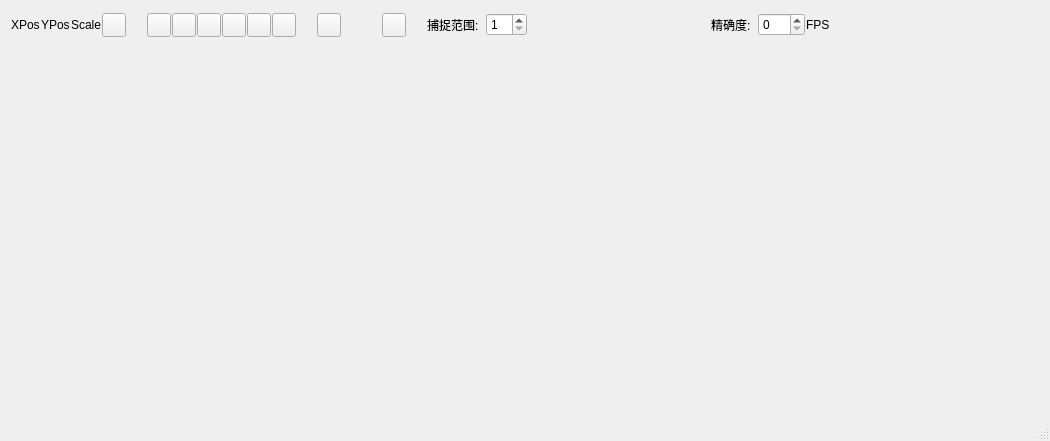
First picture: the form in Kad_QT/Kad_QT/QTUI_StatusBar.ui, repository CBE7F1F65/b63ea6f6f9110311ba98a677c0e70afd, before the edit.
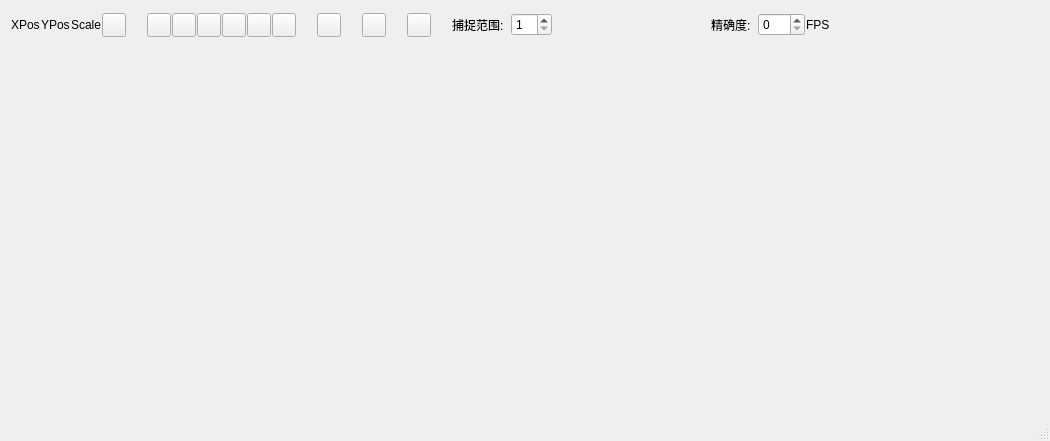
Second picture: the form after the edit.

```diff
--- a/Kad_QT/Kad_QT/QTUI_StatusBar.ui
+++ b/Kad_QT/Kad_QT/QTUI_StatusBar.ui
@@ -190,7 +190,7 @@
       </property>
      </widget>
     </item>
-    <item row="0" column="21">
+    <item row="0" column="22">
      <spacer name="horizontalSpacer_2">
       <property name="orientation">
        <enum>Qt::Horizontal</enum>
@@ -203,21 +203,21 @@
       </property>
      </spacer>
     </item>
-    <item row="0" column="22">
+    <item row="0" column="23">
      <widget class="QLabel" name="labelStatic_Precision">
       <property name="text">
        <string>精确度:  </string>
       </property>
      </widget>
     </item>
-    <item row="0" column="24">
+    <item row="0" column="25">
      <widget class="QLabel" name="labelFPS">
       <property name="text">
        <string>FPS</string>
       </property>
      </widget>
     </item>
-    <item row="0" column="23">
+    <item row="0" column="24">
      <widget class="QSpinBox" name="spinPrecision">
       <property name="maximum">
        <number>100</number>
@@ -399,7 +399,7 @@
       </property>
      </spacer>
     </item>
-    <item row="0" column="15">
+    <item row="0" column="16">
      <spacer name="horizontalSpacer_6">
       <property name="orientation">
        <enum>Qt::Horizontal</enum>
@@ -415,7 +415,7 @@
       </property>
      </spacer>
     </item>
-    <item row="0" column="17">
+    <item row="0" column="18">
      <spacer name="horizontalSpacer_7">
       <property name="orientation">
        <enum>Qt::Horizontal</enum>
@@ -431,7 +431,7 @@
       </property>
      </spacer>
     </item>
-    <item row="0" column="19">
+    <item row="0" column="20">
      <widget class="QSpinBox" name="spinSnapRange">
       <property name="minimum">
        <number>1</number>
@@ -444,14 +444,14 @@
       </property>
      </widget>
     </item>
-    <item row="0" column="18">
+    <item row="0" column="19">
      <widget class="QLabel" name="labelStatic_SnapRange">
       <property name="text">
        <string>捕捉范围:  </string>
       </property>
      </widget>
     </item>
-    <item row="0" column="16">
+    <item row="0" column="17">
      <widget class="QPushButton" name="PBIsolateMode">
       <property name="sizePolicy">
        <sizepolicy hsizetype="Fixed" vsizetype="Fixed">
@@ -482,6 +482,37 @@
       </property>
      </widget>
     </item>
+    <item row="0" column="15">
+     <widget class="QPushButton" name="PBPreviewPrintMode">
+      <property name="sizePolicy">
+       <sizepolicy hsizetype="Fixed" vsizetype="Fixed">
+        <horstretch>0</horstretch>
+        <verstretch>0</verstretch>
+       </sizepolicy>
+      </property>
+      <property name="minimumSize">
+       <size>
+        <width>24</width>
+        <height>24</height>
+       </size>
+      </property>
+      <property name="maximumSize">
+       <size>
+        <width>24</width>
+        <height>24</height>
+       </size>
+      </property>
+      <property name="toolTip">
+       <string>仅捕捉操控柄</string>
+      </property>
+      <property name="text">
+       <string/>
+      </property>
+      <property name="checkable">
+       <bool>true</bool>
+      </property>
+     </widget>
+    </item>
    </layout>
   </widget>
  </widget>
```
Left out of the diff: 25 changed lines with no effect on the pictures.
